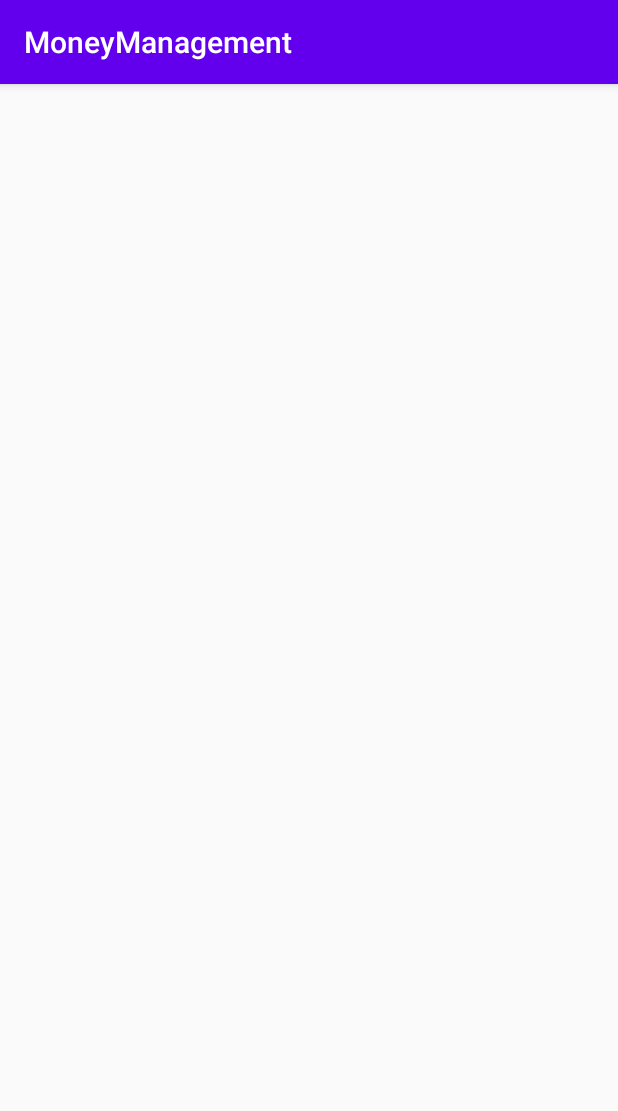
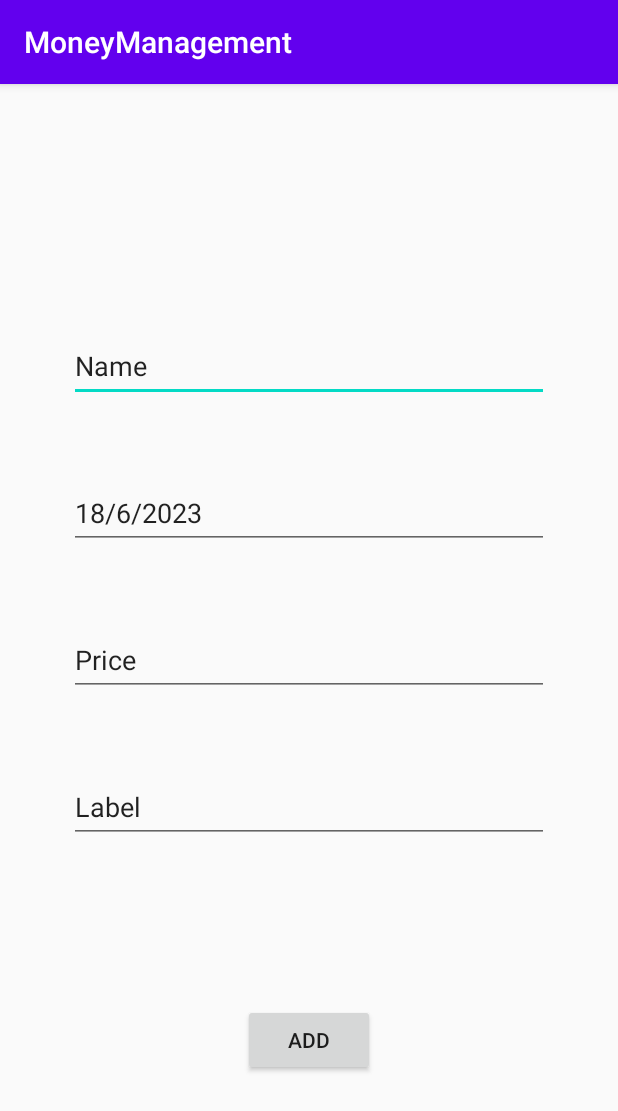
Before and after one commit to yossefkatri/MoneyManagment, an Android app: the addExpenses screen opened directly, with no data from a screen before it, on a phone screen of 412 x 824 dp. Shown: the top 1111 px of the screen. Run offline under Robolectric (Android 15) with nearby library versions, the phone set to English and light mode, and no system bars.

Commit message:
started to add expense activity

```diff
--- a/app/src/main/AndroidManifest.xml
+++ b/app/src/main/AndroidManifest.xml
@@ -10,10 +10,10 @@
         android:supportsRtl="true"
         android:theme="@style/AppTheme">
         <activity
-            android:name=".addExpenses"
+            android:name=".UI.activities.addExpenses"
             android:exported="false" />
         <activity
-            android:name=".MainActivity"
+            android:name=".UI.MainActivity"
             android:exported="true">
             <intent-filter>
                 <action android:name="android.intent.action.MAIN" />
--- /dev/null
+++ b/app/src/main/java/com/example/myapplication/BI/Income.java
@@ -0,0 +1,4 @@
+package com.example.myapplication.BI;
+
+public class Income {
+}
--- /dev/null
+++ b/app/src/main/java/com/example/myapplication/UI/activities/addExpenses.java
@@ -0,0 +1,105 @@
+package com.example.myapplication.UI.activities;
+
+import static com.example.myapplication.R.id.add;
+import static com.example.myapplication.R.id.date;
+
+import android.annotation.SuppressLint;
+import android.app.DatePickerDialog;
+import android.os.Bundle;
+import android.util.Log;
+import android.view.View;
+import android.widget.Button;
+import android.widget.EditText;
+import android.widget.Toast;
+
+import androidx.appcompat.app.AppCompatActivity;
+
+import com.example.myapplication.BI.Expense;
+import com.example.myapplication.R;
+
+import java.text.ParseException;
+import java.text.SimpleDateFormat;
+import java.util.Calendar;
+import java.util.Date;
+
+public class addExpenses extends AppCompatActivity implements View.OnClickListener {
+
+    public static final String PATTERN = "dd/MM/yyyy";
+    DatePickerDialog datePickerDialog;
+
+    @Override
+    protected void onCreate(Bundle savedInstanceState) {
+        super.onCreate(savedInstanceState);
+        setContentView(R.layout.activity_add_expenses);
+        Button add = findViewById(R.id.add);
+        EditText date = findViewById(R.id.date);
+        initDate(date);
+        add.setOnClickListener(this);
+
+    }
+
+
+    @SuppressLint("DefaultLocale")
+    private void initDate(EditText date) {
+        final Calendar c = Calendar.getInstance();
+        int mYear = c.get(Calendar.YEAR); // current year
+        int mMonth = c.get(Calendar.MONTH); // current month
+        int mDay = c.get(Calendar.DAY_OF_MONTH); // current day
+        date.setText(String.format("%d/%d/%d", mDay, mMonth + 1, mYear));
+        date.setOnClickListener(this);
+    }
+
+    @Override
+    public void onClick(View view) {
+        switch (view.getId()) {
+            case add:
+                addExpense();
+                break;
+            case date:
+                displayDate();
+                break;
+        }
+    }
+
+    @SuppressLint("DefaultLocale")
+    private void displayDate() {
+        final Calendar c = Calendar.getInstance();
+        int mYear = c.get(Calendar.YEAR); // current year
+        int mMonth = c.get(Calendar.MONTH); // current month
+        int mDay = c.get(Calendar.DAY_OF_MONTH); // current day
+        EditText date = findViewById(R.id.date);
+        // date picker dialog
+        datePickerDialog = new DatePickerDialog(this,
+                (view, year, monthOfYear, dayOfMonth) -> {
+                    // set day of month , month and year value in the edit text
+                    date.setText(String.format("%d/%d/%d", dayOfMonth, monthOfYear + 1, year));
+
+                }, mYear, mMonth, mDay);
+        datePickerDialog.show();
+    }
+
+
+    private void addExpense() {
+        EditText name = findViewById(R.id.name);
+        EditText date = findViewById(R.id.date);
+        EditText price = findViewById(R.id.price);
+        EditText label = findViewById(R.id.label);
+
+        Expense expense = new Expense();
+        expense.setName(String.valueOf(name.getText()));
+        expense.setLabel(String.valueOf(label.getText()));
+        expense.setPrice(Integer.parseInt(String.valueOf(price.getText())));
+
+        SimpleDateFormat format = new SimpleDateFormat(PATTERN);
+        Date expenseDate;
+        try {
+            expenseDate = format.parse(String.valueOf(date.getText()));
+        } catch (ParseException e) {
+            Log.i(this.getClass().toString(), "date is wrong input ,the input should be in format " + PATTERN);
+            expenseDate = new Date();
+        }
+        expense.setDate(expenseDate);
+        Log.d(this.getClass().toString(),expense.toString());
+        Toast.makeText(this,"Object has successfully been created",Toast.LENGTH_LONG).show();
+    }
+}
--- a/app/src/main/java/com/example/myapplication/addExpenses.java
+++ /dev/null
@@ -1,14 +0,0 @@
-package com.example.myapplication;
-
-import androidx.appcompat.app.AppCompatActivity;
-
-import android.os.Bundle;
-
-public class addExpenses extends AppCompatActivity {
-
-    @Override
-    protected void onCreate(Bundle savedInstanceState) {
-        super.onCreate(savedInstanceState);
-        setContentView(R.layout.activity_add_expenses);
-    }
-}
--- a/app/src/main/res/layout/activity_add_expenses.xml
+++ b/app/src/main/res/layout/activity_add_expenses.xml
@@ -4,6 +4,72 @@
     xmlns:tools="http://schemas.android.com/tools"
     android:layout_width="match_parent"
     android:layout_height="match_parent"
-    tools:context=".addExpenses">
+    tools:context=".UI.activities.addExpenses">
+
+    <Button
+        android:id="@+id/add"
+        android:layout_width="wrap_content"
+        android:layout_height="wrap_content"
+        android:text="@string/add_name"
+        app:layout_constraintBottom_toBottomOf="parent"
+        app:layout_constraintEnd_toEndOf="parent"
+        app:layout_constraintStart_toStartOf="parent"
+        app:layout_constraintTop_toBottomOf="@+id/label" />
+
+    <EditText
+        android:id="@+id/name"
+        android:layout_width="wrap_content"
+        android:layout_height="wrap_content"
+        android:layout_marginBottom="50dp"
+        android:ems="15"
+        android:inputType="text"
+        android:text="@string/name_string"
+        app:layout_constraintBottom_toTopOf="@+id/date"
+        app:layout_constraintEnd_toEndOf="parent"
+        app:layout_constraintStart_toStartOf="parent"
+        android:minHeight="48dp"
+        />
+
+    <EditText
+        android:id="@+id/price"
+        android:layout_width="wrap_content"
+        android:layout_height="wrap_content"
+        android:text="@string/price_name"
+        android:ems="15"
+        android:inputType="number"
+        app:layout_constraintBottom_toBottomOf="parent"
+        app:layout_constraintEnd_toEndOf="parent"
+        app:layout_constraintStart_toStartOf="parent"
+        app:layout_constraintTop_toTopOf="parent"
+        android:minHeight="48dp"
+        />
+
+    <EditText
+        android:id="@+id/date"
+        android:layout_width="wrap_content"
+        android:layout_height="wrap_content"
+        android:layout_marginBottom="50dp"
+        android:text="@string/date_name"
+        android:ems="15"
+        android:inputType="date"
+        app:layout_constraintBottom_toTopOf="@+id/price"
+        app:layout_constraintEnd_toEndOf="parent"
+        app:layout_constraintStart_toStartOf="parent"
+        android:minHeight="48dp"
+        />
+
+    <EditText
+        android:id="@+id/label"
+        android:layout_width="wrap_content"
+        android:layout_height="wrap_content"
+        android:layout_marginTop="50dp"
+        android:ems="15"
+        android:inputType="text"
+        android:text="@string/label_name"
+        app:layout_constraintEnd_toEndOf="parent"
+        app:layout_constraintStart_toStartOf="parent"
+        app:layout_constraintTop_toBottomOf="@+id/price"
+        android:minHeight="48dp"
+        />
 
 </androidx.constraintlayout.widget.ConstraintLayout>
--- a/app/src/main/res/values/strings.xml
+++ b/app/src/main/res/values/strings.xml
@@ -9,4 +9,9 @@
     <string name="show_all_incomes_expenses"><![CDATA[show all incomes&expenses]]></string>
     <string name="show_analysis">show analysis</string>
     <string name="goals">goals</string>
+    <string name="name_string">Name</string>
+    <string name="label_name">Label</string>
+    <string name="add_name">add</string>
+    <string name="date_name">Date</string>
+    <string name="price_name">Price</string>
 </resources>
```
Also changed, not shown: app/src/main/java/com/example/myapplication/BI/Expense.java (added, +52 -0 lines), app/src/main/java/com/example/myapplication/MainActivity.java (deleted, +0 -14 lines), app/src/main/java/com/example/myapplication/UI/MainActivity.java (added, +30 -0 lines), app/src/main/res/layout/activity_main.xml (+7 -7 lines), gradle/wrapper/gradle-wrapper.properties, 1 other file.
